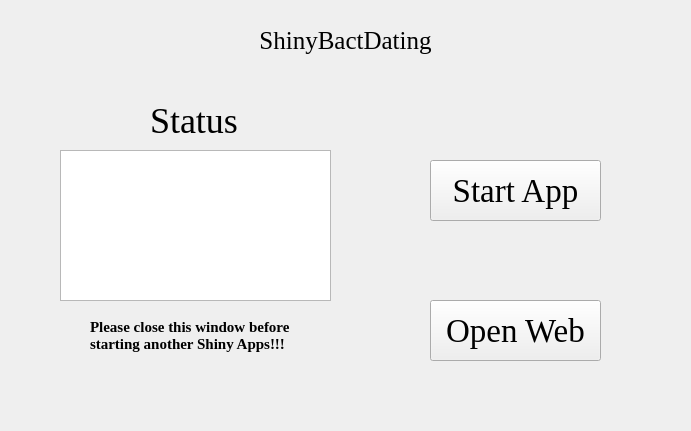
Before: the Qt Designer form ShinyBactDating.ui in hzaurzli/MicroWorldOmics, drawn with Qt 5.
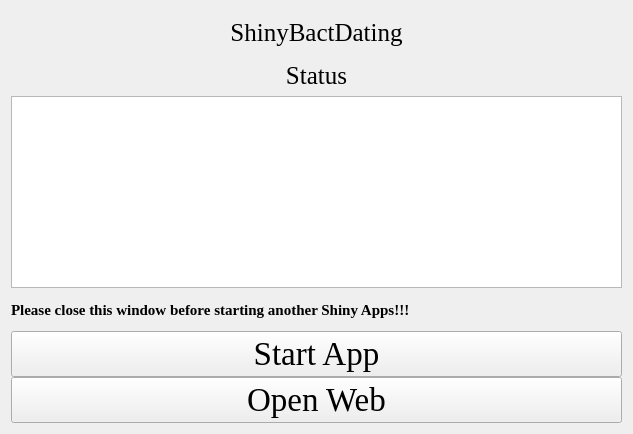
After: the same form once the commit is applied. Icons and pictures are not drawn.

Patch:
```diff
--- a/ShinyBactDating.ui
+++ b/ShinyBactDating.ui
@@ -6,8 +6,8 @@
    <rect>
     <x>0</x>
     <y>0</y>
-    <width>691</width>
-    <height>431</height>
+    <width>633</width>
+    <height>434</height>
    </rect>
   </property>
   <property name="windowTitle">
@@ -16,28 +16,17 @@
   <property name="styleSheet">
    <string notr="true">background-image: url(D:/tools/Pycharm/pyqt/logo/backgroundpage.png)</string>
   </property>
-  <widget class="QTextBrowser" name="textBrowser">
-   <property name="geometry">
-    <rect>
-     <x>60</x>
-     <y>150</y>
-     <width>271</width>
-     <height>151</height>
-    </rect>
+  <layout class="QGridLayout" name="gridLayout_4">
+   <property name="verticalSpacing">
+    <number>0</number>
    </property>
-   <property name="styleSheet">
-    <string notr="true">background-image: url(D:/tools/Pycharm/pyqt/logo/white.png)</string>
-   </property>
-  </widget>
+   <item row="0" column="0">
+    <layout class="QGridLayout" name="gridLayout_5">
+     <property name="verticalSpacing">
+      <number>0</number>
+     </property>
+     <item row="0" column="0" colspan="3">
   <widget class="QLabel" name="label">
-   <property name="geometry">
-    <rect>
-     <x>230</x>
-     <y>20</y>
-     <width>231</width>
-     <height>41</height>
-    </rect>
-   </property>
    <property name="font">
     <font>
      <family>Times New Roman</family>
@@ -51,75 +40,32 @@
     <set>Qt::AlignCenter</set>
    </property>
   </widget>
-  <widget class="QLabel" name="label_2">
-   <property name="geometry">
-    <rect>
-     <x>150</x>
-     <y>100</y>
-     <width>101</width>
-     <height>41</height>
-    </rect>
-   </property>
+     </item>
+     <item row="3" column="0" colspan="3">
+      <widget class="QLabel" name="label_4">
    <property name="font">
     <font>
      <family>Times New Roman</family>
-     <pointsize>27</pointsize>
+         <pointsize>19</pointsize>
     </font>
    </property>
    <property name="text">
     <string>Status</string>
    </property>
    <property name="alignment">
-    <set>Qt::AlignLeading|Qt::AlignLeft|Qt::AlignVCenter</set>
-   </property>
-  </widget>
-  <widget class="QPushButton" name="pushButton">
-   <property name="geometry">
-    <rect>
-     <x>430</x>
-     <y>160</y>
-     <width>171</width>
-     <height>61</height>
-    </rect>
-   </property>
-   <property name="font">
-    <font>
-     <family>Times New Roman</family>
-     <pointsize>25</pointsize>
-    </font>
-   </property>
-   <property name="text">
-    <string>Start App</string>
-   </property>
-  </widget>
-  <widget class="QPushButton" name="pushButton_2">
-   <property name="geometry">
-    <rect>
-     <x>430</x>
-     <y>300</y>
-     <width>171</width>
-     <height>61</height>
-    </rect>
-   </property>
-   <property name="font">
-    <font>
-     <family>Times New Roman</family>
-     <pointsize>25</pointsize>
-    </font>
-   </property>
-   <property name="text">
-    <string>Open Web</string>
-   </property>
-  </widget>
+        <set>Qt::AlignCenter</set>
+       </property>
+      </widget>
+     </item>
+     <item row="5" column="0" rowspan="2" colspan="3">
+      <widget class="QTextBrowser" name="textBrowser">
+       <property name="styleSheet">
+        <string notr="true">background-image: url(D:/Documents/Desktop/white.png)</string>
+       </property>
+      </widget>
+     </item>
+     <item row="7" column="0" colspan="3">
   <widget class="QLabel" name="label_3">
-   <property name="geometry">
-    <rect>
-     <x>90</x>
-     <y>310</y>
-     <width>211</width>
-     <height>51</height>
-    </rect>
-   </property>
    <property name="font">
     <font>
      <family>Times New Roman</family>
@@ -129,10 +75,39 @@
     </font>
    </property>
    <property name="text">
-    <string>Please close this window before
-starting another Shiny Apps!!!</string>
-   </property>
-  </widget>
+        <string>Please close this window before starting another Shiny Apps!!!</string>
+       </property>
+      </widget>
+     </item>
+     <item row="8" column="0" colspan="3">
+      <widget class="QPushButton" name="pushButton">
+       <property name="font">
+        <font>
+         <family>Times New Roman</family>
+         <pointsize>25</pointsize>
+        </font>
+       </property>
+       <property name="text">
+        <string>Start App</string>
+       </property>
+      </widget>
+     </item>
+     <item row="9" column="0" colspan="3">
+      <widget class="QPushButton" name="pushButton_2">
+       <property name="font">
+        <font>
+         <family>Times New Roman</family>
+         <pointsize>25</pointsize>
+        </font>
+       </property>
+       <property name="text">
+        <string>Open Web</string>
+       </property>
+      </widget>
+     </item>
+    </layout>
+   </item>
+  </layout>
  </widget>
  <resources/>
  <connections/>
```
Left out of the diff: 2 changed lines with no effect on the pictures. Lines whose indentation alone changed are shown as unchanged.
